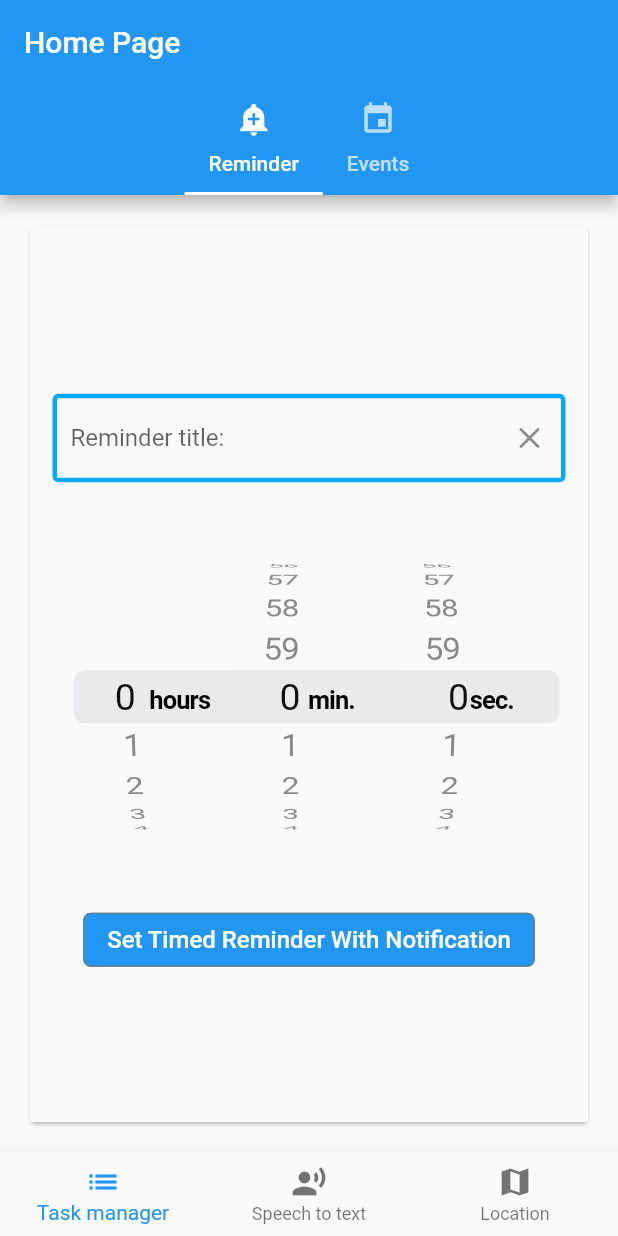
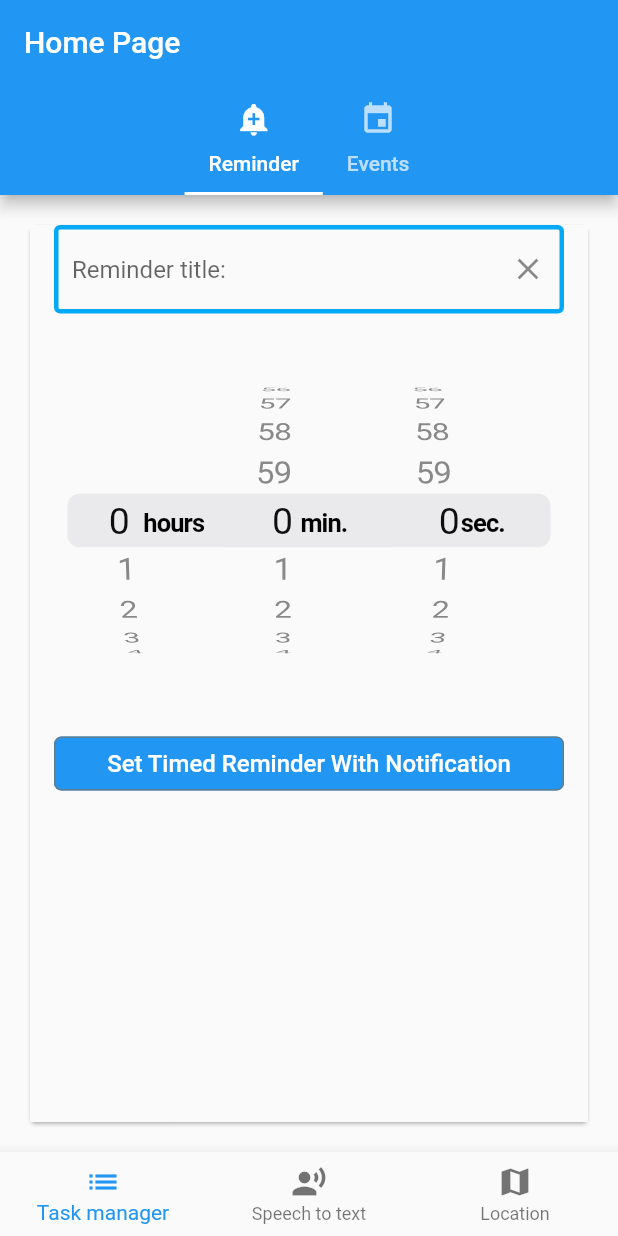
Before and after one commit to anannyasaha/Task-Management-app, a Flutter app: the screen it shows after launch, on a phone screen of 412 x 824 dp. Run offline on Flutter 3.47's test engine with Material 2 defaults, Android fonts, the phone set to English and light mode, and no system bars; our stand-ins replace avatar_glow, cloud_firestore, firebase_core, flutter_local_notifications, flutter_map, geolocator and 4 more; missing offline and left inert: flutter_email_sender, highlight_text; accounts and stored records are empty; statements that could not run were skipped.

Commit message:
Probably fixed TimePicker overflow

```diff
--- a/PlannerApp/lib/main.dart
+++ b/PlannerApp/lib/main.dart
@@ -185,13 +185,10 @@ class _MainPageState extends State<MainPage> {
 
   Widget buildColumnWidget() {
     return Scaffold(
-      body: Center(
-        child: Column(
-          mainAxisAlignment: MainAxisAlignment.center,
+      body: ListView(
+        padding: EdgeInsets.symmetric(horizontal: 16),
         children: [
-            Padding(
-              padding: const EdgeInsets.all(15.0),
-              child: TextField(
+          TextField(
             controller: _controller,
             decoration: InputDecoration(
               enabledBorder: OutlineInputBorder(
@@ -207,20 +204,15 @@ class _MainPageState extends State<MainPage> {
             onChanged: (_val) {
               task = _val;
             },
-              ),
-            ),
-            Padding(
-              padding: const EdgeInsets.all(20.0),
-              child: Row(
-                mainAxisAlignment: MainAxisAlignment.spaceAround,
-                children: [
+          ), SizedBox(height: 30.0),
+
           CupertinoTheme(
             data: CupertinoThemeData(
               textTheme: CupertinoTextThemeData(
                 dateTimePickerTextStyle: TextStyle(
                   color: bright == Brightness.dark? Colors.white : Colors.black45,
                 ),
-                      )
+              ),
             ),
 
             child: CupertinoTimerPicker(
@@ -236,11 +228,8 @@ class _MainPageState extends State<MainPage> {
                 });
               },
             ),
-                  ),
-                ],
-              ),
-            ),
-            SizedBox(height: 10),
+          ), SizedBox(height: 30.0),
+
           FlatButton(
             shape: RoundedRectangleBorder(
                 borderRadius: BorderRadius.circular(5.0),
@@ -252,8 +241,7 @@ class _MainPageState extends State<MainPage> {
                 style: new TextStyle(fontSize: 16.0)),
           )
         ],
-        ),
-      ),
+      )
     );
   }
 
```
Lines whose indentation alone changed are shown as unchanged.
